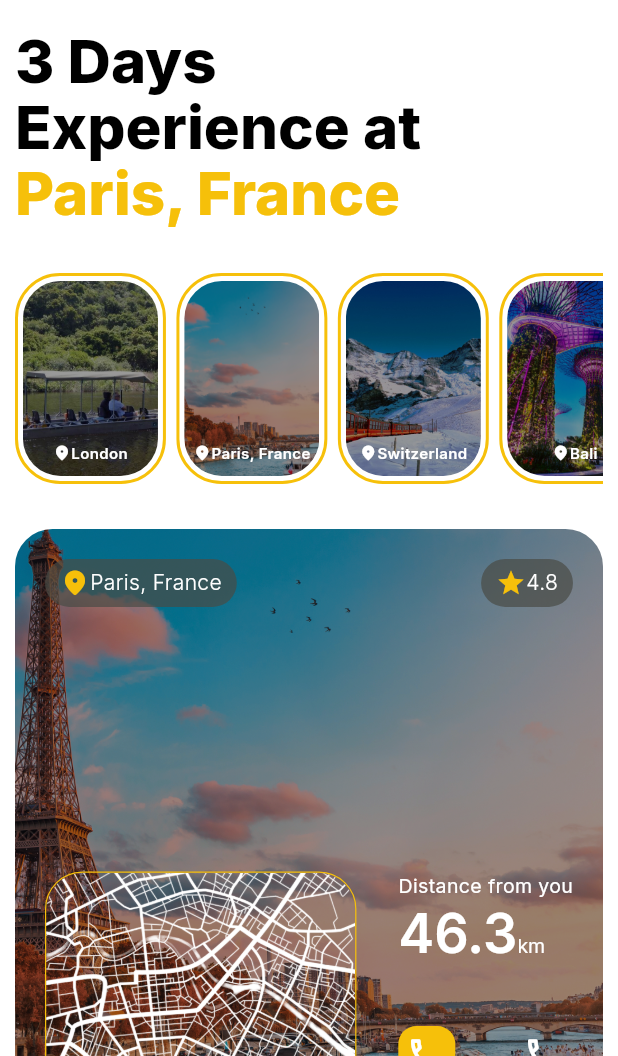
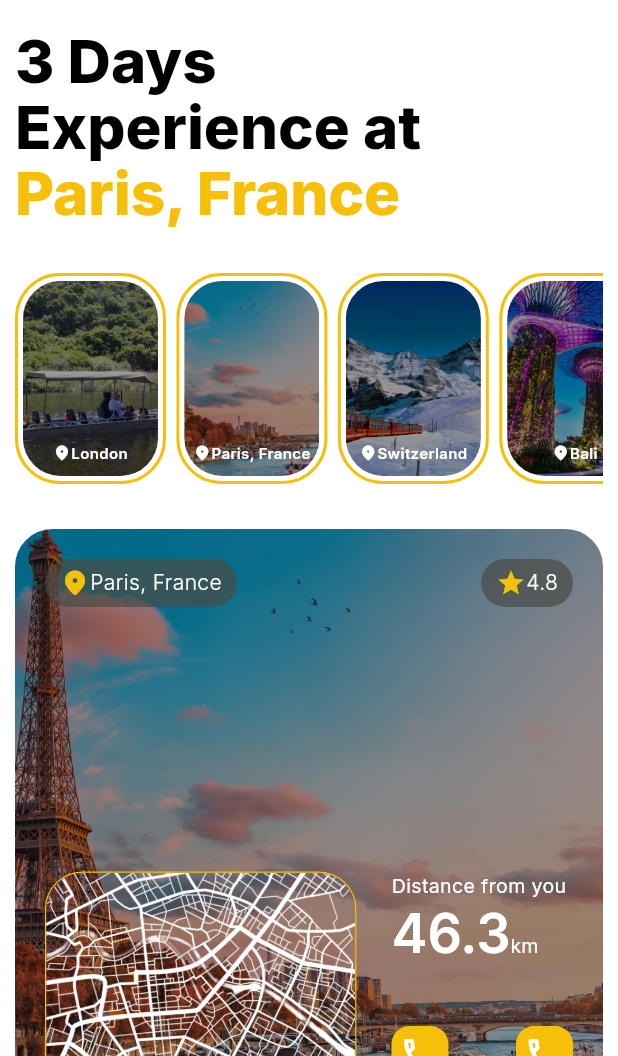
Before and after one commit to kwakyebrilliant/VoyageAI, a Flutter app: the screen it shows after launch, after a tap on "TRAVEL", on a phone screen of 412 x 824 dp, the part 180-1236 px from its top. Run offline on Flutter 3.47's test engine with Material 3 defaults, Android fonts, the phone set to English and light mode, and no system bars; our stand-ins replace country_picker, flutter_typeahead, google_fonts.

Commit message:
details updates

```diff
--- a/lib/screens/detail_screen.dart
+++ b/lib/screens/detail_screen.dart
@@ -434,14 +434,25 @@ class DetailScreen extends StatelessWidget {
                                           ),
                                         ),
 
-                                        SizedBox(
+                                        const SizedBox(
                                           width: 45.0,
                                         ),
 
-                                        Icon(
-                                          Icons.call_outlined,
-                                          color: Color(0xFFFFFFFF),
-                                          size: 28.0,
+                                        // Call icon in container
+                                        Container(
+                                          padding: const EdgeInsets.all(5.0),
+                                          decoration: BoxDecoration(
+                                            borderRadius:
+                                                BorderRadius.circular(12.0),
+                                            color: const Color(0xFFF6C00A),
+                                          ),
+
+                                          // Call icon
+                                          child: const Icon(
+                                            Icons.call_outlined,
+                                            color: Color(0xFFFFFFFF),
+                                            size: 28.0,
+                                          ),
                                         ),
                                       ],
                                     ),
```
